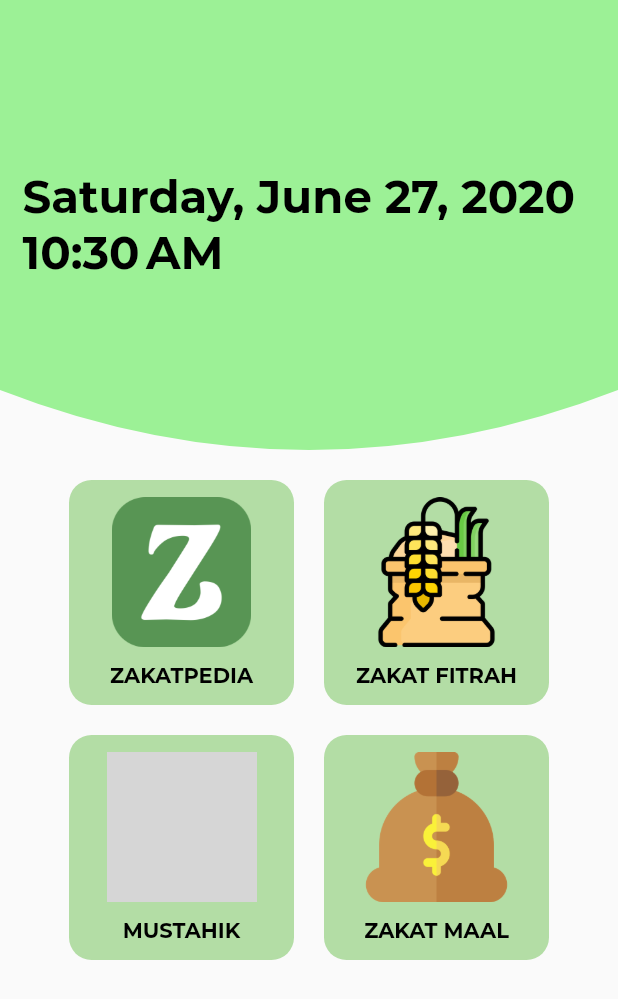
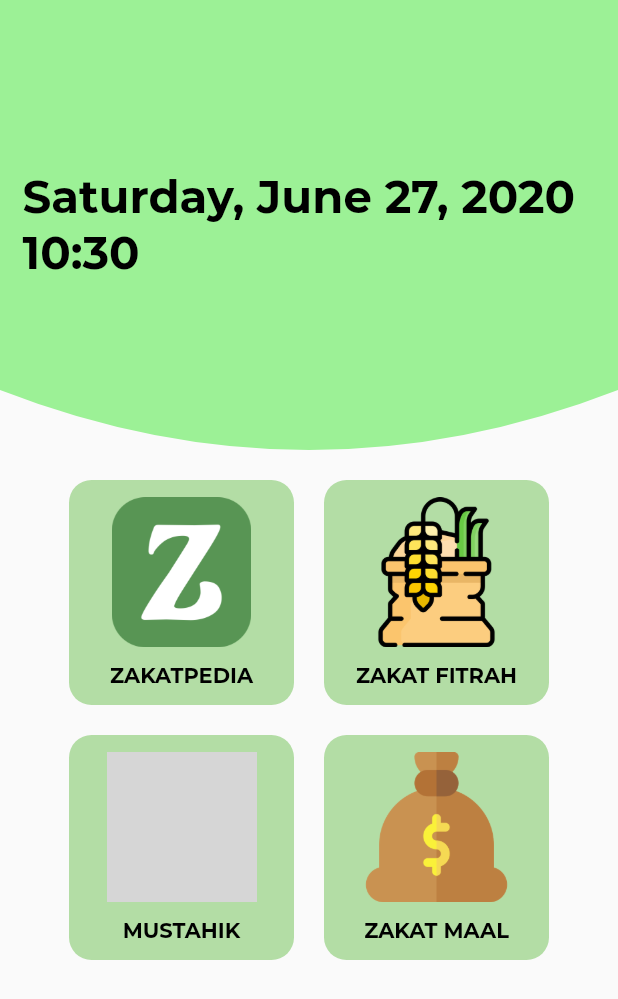
Before and after one commit to AdriF31/Zakats, a Flutter app: the screen it shows after launch, on a phone screen of 412 x 824 dp. Shown: the top 999 px of the screen. Run offline on Flutter 3.47's test engine with Material 2 defaults, Android fonts, the phone set to English and light mode, and no system bars; our stand-ins replace cloud_firestore; accounts and stored records are empty; grey boxes are pictures that could not be loaded.

Commit message:
edit page

```diff
--- a/lib/main.dart
+++ b/lib/main.dart
@@ -5,6 +5,7 @@
 import 'package:zakats/pages/zakat_fitrah.dart';
 import 'package:zakats/pages/zakat_maal.dart';
 import 'package:zakats/pages/zakatpedia.dart';
+import 'package:zakats/pages/zakat_emas_perak.dart';
 
 
 void main() {
@@ -24,14 +25,12 @@
           "/zakatfitrah" : (BuildContext context) => ZakatFitrah(),
           "/zakatmaal" : (BuildContext context) => ZakatMaal(),
           "/mustahik" : (BuildContext context) => Mustahik(),
+          "/emasperak" : (BuildContext context) => HitungEmasPerak(),
 
         },
         theme: ThemeData(
           primaryColor: Color(0xFF56A74D),
-          primaryColorLight: Colors.amber[400],
-          primaryIconTheme:
-          Theme.of(context).primaryIconTheme.copyWith(color: Colors.white),
-          primaryTextTheme: TextTheme(title: TextStyle(color: Colors.white)),
+
         ),
       );
   }
--- a/lib/pages/home.dart
+++ b/lib/pages/home.dart
@@ -1,4 +1,5 @@
 import 'package:flutter/cupertino.dart';
+import 'dart:async';
 import 'package:flutter/material.dart';
 import 'package:intl/intl.dart';
 class HomePage extends StatefulWidget {
@@ -7,13 +8,22 @@
 }
 
 class _HomePageState extends State<HomePage> {
+  String _currentTime;
+  DateTime _currentDate = new DateTime.now();
 
-  DateTime _currentDate = new DateTime.now();
+
+  @override
+  void initState() {
+    // TODO: implement initState
+    _currentTime = _formatDateTime(DateTime.now());
+    Timer.periodic(Duration(seconds: 1), (Timer t) => _getTime());
+    super.initState();
+  }
 
   @override
   Widget build(BuildContext context) {
-    String _formattodate = new DateFormat.yMMMMEEEEd().format(_currentDate);
-    String _formattotime = new DateFormat.jm().format(_currentDate);
+    String _formattedDate = new DateFormat.yMMMMEEEEd().format(_currentDate);
+    /*String _formattotime = new DateFormat.jm().format(_currentDate);*/
     return Scaffold(
       body: ListView(
           children: <Widget>[
@@ -35,15 +45,16 @@
                          Row(
                            crossAxisAlignment: CrossAxisAlignment.start,
                            children: <Widget>[
-                             Text('$_formattodate',style: TextStyle(fontFamily: 'montserrat', fontWeight: FontWeight.bold, color: Colors.black, fontSize: 30),),
+                             Text('$_formattedDate',style: TextStyle(fontFamily: 'montserrat', fontWeight: FontWeight.bold, color: Colors.black, fontSize: 30),),
                            ],
                          ),
                          Row(
                            crossAxisAlignment: CrossAxisAlignment.start,
                            children: <Widget>[
-                             Text('$_formattotime',style: TextStyle(fontFamily: 'montserrat', fontWeight: FontWeight.bold, color: Colors.black, fontSize: 30),),
+                             Text('$_currentTime',style: TextStyle(fontFamily: 'montserrat', fontWeight: FontWeight.bold, color: Colors.black, fontSize: 30),),
                            ],
                          ),
+
                        ],
                      ),
                    ),
@@ -206,7 +217,22 @@
         ),
     );
   }
+  //ini buat ngambil waktu yang udah diubah :)
+  void _getTime(){
+    final DateTime now = DateTime.now();
+    final String formattedDateTime = _formatDateTime(now);
+    setState((){
+      _currentTime = formattedDateTime;
+    });
+  }
+
+  //ini buat ngubah format waktunya yaa
+  String _formatDateTime(DateTime dateTime){
+    return DateFormat('HH:mm').format(dateTime);
+  }
 }
+
+
 
 
 class MyClipper extends CustomClipper<Path>{
--- a/pubspec.yaml
+++ b/pubspec.yaml
@@ -27,6 +27,7 @@
   cloud_firestore: ^0.12.9+4
   firebase_storage: ^3.1.5
   intl:
+  geolocator: ^5.1.3
 
 
 dev_dependencies:
```
Also changed, not shown: lib/pages/zakat_maal.dart (+29 -1 lines), pubspec.lock, 1 other file.
